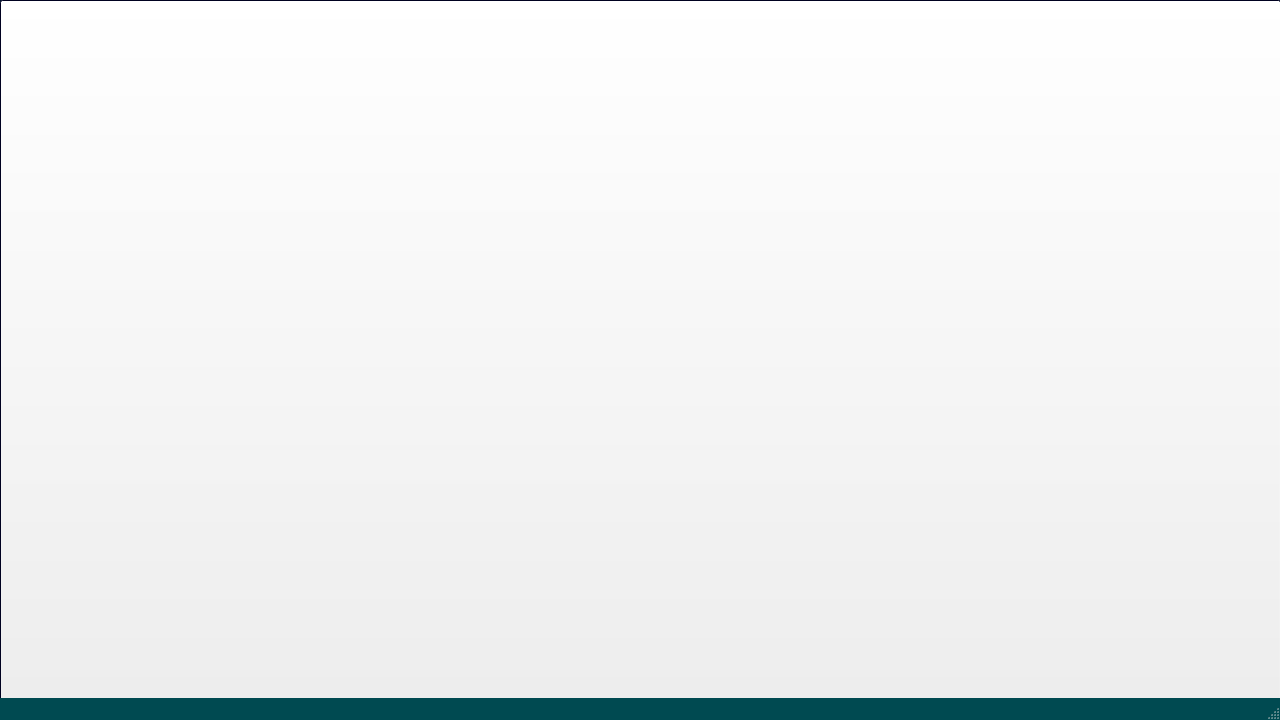
Before: the Qt Designer form MainWindow.ui in University-of-Utah-CS3505/a9-edu-app-ahuo2003, drawn with Qt 5.
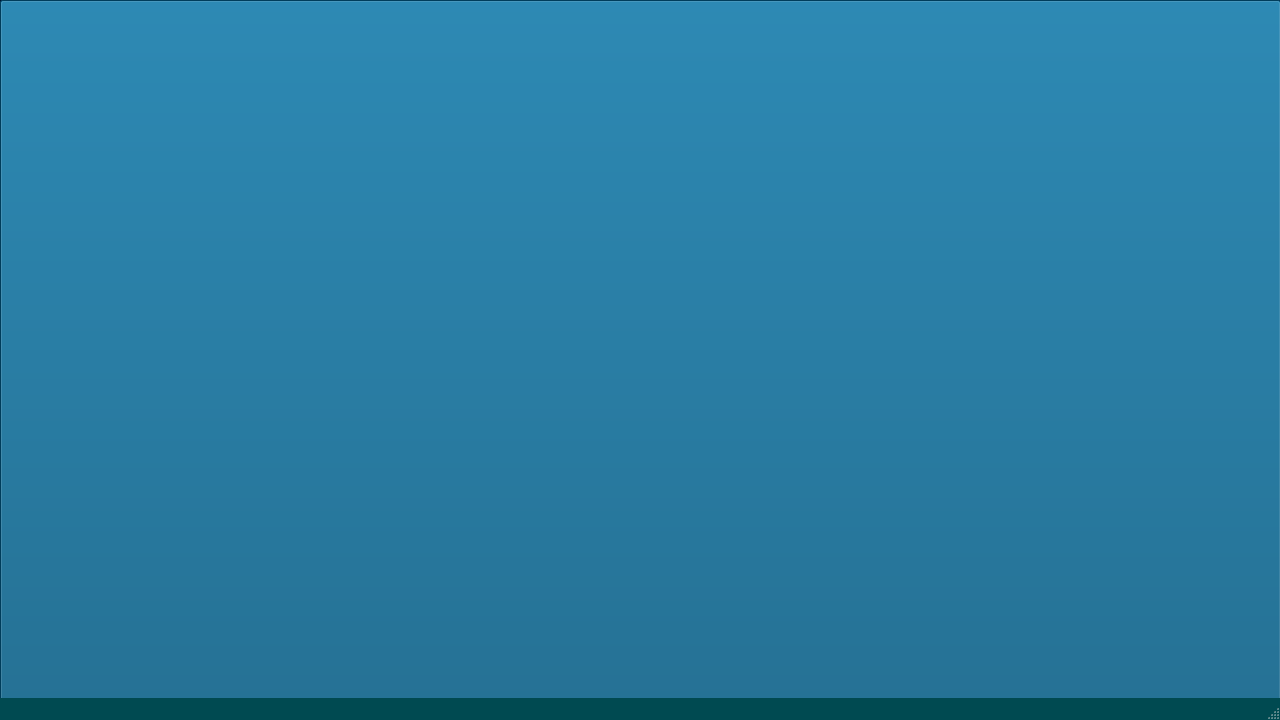
After: the same form once the commit is applied. Icons and pictures are not drawn. Custom widgets are drawn as their Qt base class.

Commit message: Level are finshed

Patch:
```diff
--- a/MainWindow.ui
+++ b/MainWindow.ui
@@ -503,7 +503,8 @@
      </font>
     </property>
     <property name="styleSheet">
-     <string notr="true">background-image: url(:/sprites/title.png);</string>
+     <string notr="true">background-image: url(:/sprites/title.png);
+background-color: rgb(0, 85, 127);</string>
     </property>
     <property name="text">
      <string/>
@@ -568,6 +569,22 @@
      <string/>
     </property>
    </widget>
+   <widget class="QLabel" name="levelCompt">
+    <property name="geometry">
+     <rect>
+      <x>30</x>
+      <y>520</y>
+      <width>161</width>
+      <height>71</height>
+     </rect>
+    </property>
+    <property name="styleSheet">
+     <string notr="true">background-color: rgb(0, 85, 127);</string>
+    </property>
+    <property name="text">
+     <string>You MUST connect every gate</string>
+    </property>
+   </widget>
    <zorder>backGround</zorder>
    <zorder>border</zorder>
    <zorder>circuitCanvas</zorder>
```
Left out of the diff: 1 changed line with no effect on the pictures. The commit also changes 5 other files.
